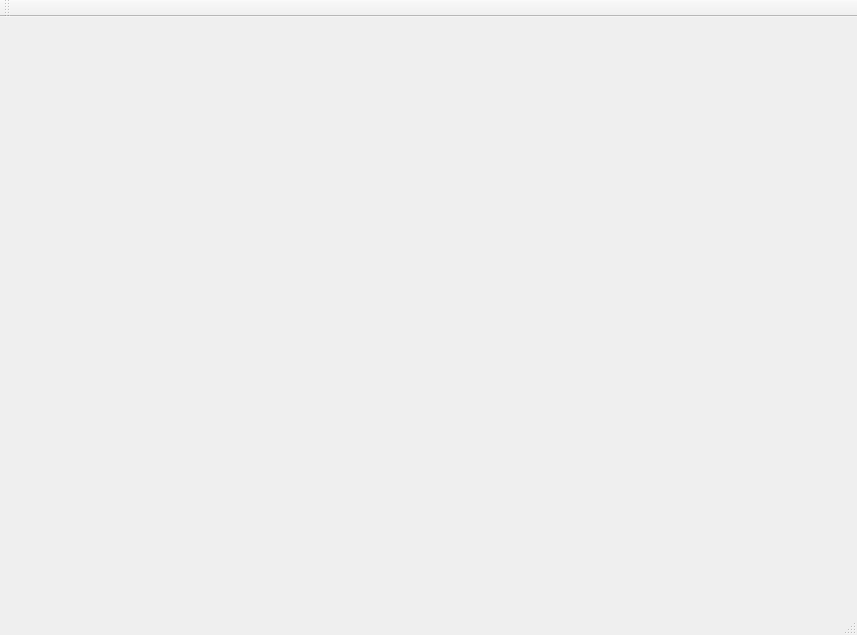
This is Editor/Source/UiViews/bombasteditormain.ui in jel-massih/BombastEngine as Qt 5 draws it before an edit. The edited form follows.
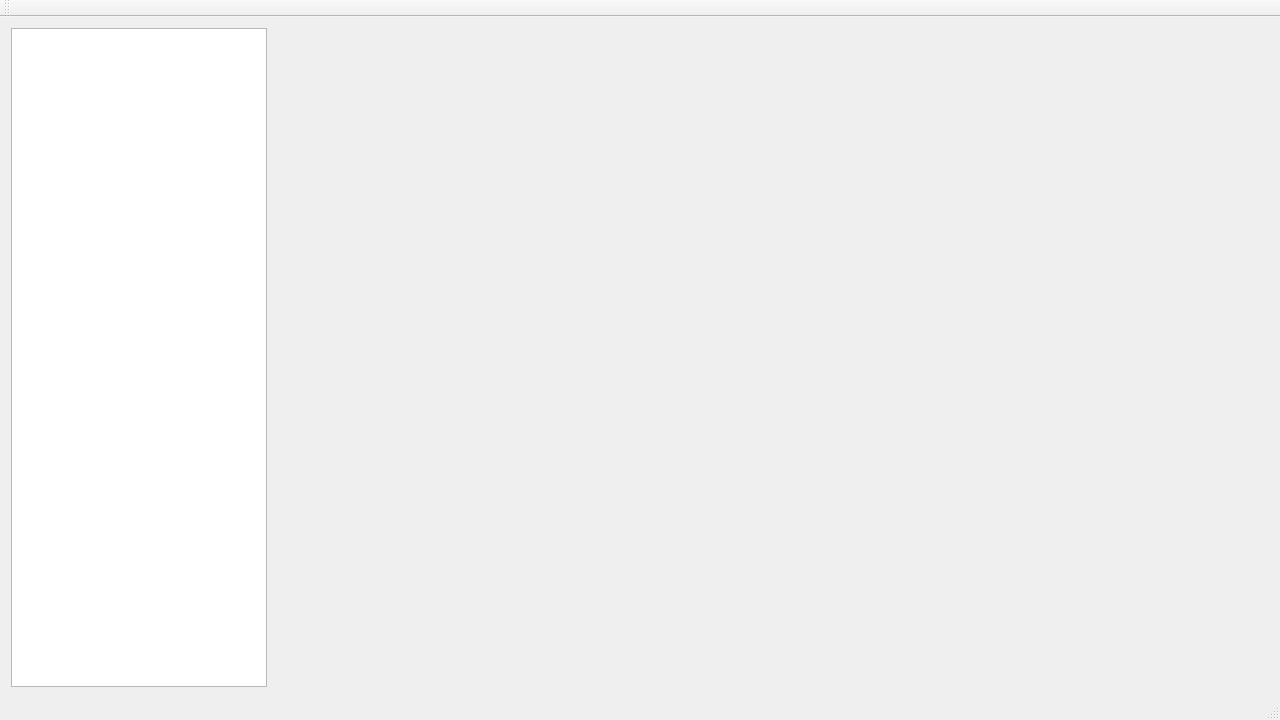
This is the edited form.

What changed in the file:
```diff
--- a/Editor/Source/UiViews/bombasteditormain.ui
+++ b/Editor/Source/UiViews/bombasteditormain.ui
@@ -6,8 +6,8 @@
    <rect>
     <x>0</x>
     <y>0</y>
-    <width>857</width>
-    <height>635</height>
+    <width>1280</width>
+    <height>720</height>
    </rect>
   </property>
   <property name="windowTitle">
@@ -17,8 +17,28 @@
    <layout class="QVBoxLayout" name="verticalLayout">
     <item>
      <layout class="QGridLayout" name="gridLayout">
+      <item row="0" column="1">
+       <widget class="QWidget" name="bombastViewport" native="true">
+        <property name="enabled">
+         <bool>true</bool>
+        </property>
+        <property name="sizePolicy">
+         <sizepolicy hsizetype="Preferred" vsizetype="Preferred">
+          <horstretch>0</horstretch>
+          <verstretch>0</verstretch>
+         </sizepolicy>
+        </property>
+       </widget>
+      </item>
       <item row="0" column="0">
-       <widget class="QWidget" name="bombastViewport" native="true"/>
+       <widget class="QTreeView" name="contentTree">
+        <property name="sizePolicy">
+         <sizepolicy hsizetype="Maximum" vsizetype="Expanding">
+          <horstretch>0</horstretch>
+          <verstretch>0</verstretch>
+         </sizepolicy>
+        </property>
+       </widget>
       </item>
      </layout>
     </item>
```
Left out of the diff: 2 changed lines with no effect on the pictures.
